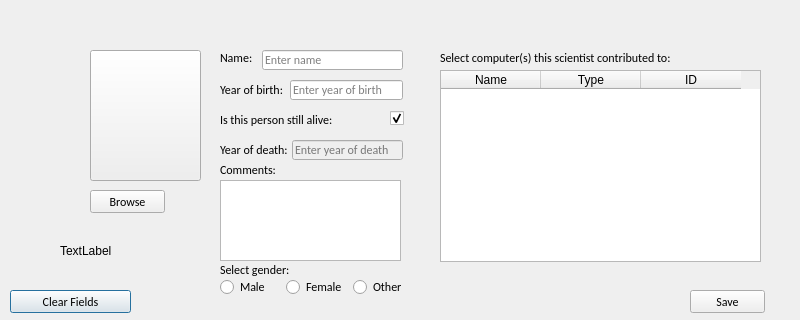
Old version of the form Hopur21Verkefni/MyComputerScienceList/ui/addcomputerscientist.ui in the repository Hopur21/Hopur21.
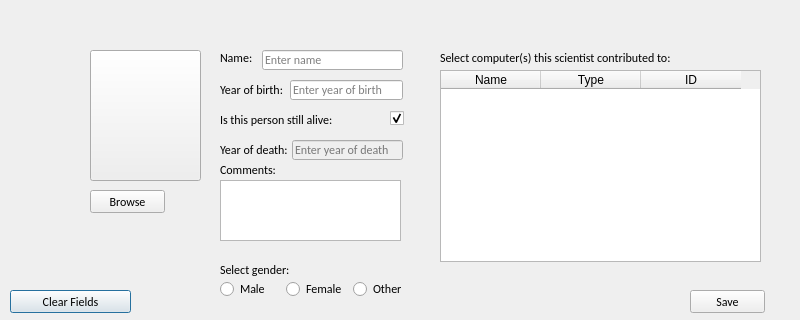
New version of the form. Icons and pictures are not drawn.

```diff
--- a/Hopur21Verkefni/MyComputerScienceList/ui/addcomputerscientist.ui
+++ b/Hopur21Verkefni/MyComputerScienceList/ui/addcomputerscientist.ui
@@ -420,26 +420,13 @@
      </property>
     </column>
    </widget>
-   <widget class="QLabel" name="TESTEST">
-    <property name="geometry">
-     <rect>
-      <x>60</x>
-      <y>220</y>
-      <width>91</width>
-      <height>61</height>
-     </rect>
-    </property>
-    <property name="text">
-     <string>TextLabel</string>
-    </property>
-   </widget>
    <widget class="QWidget" name="layoutWidget">
     <property name="geometry">
      <rect>
       <x>220</x>
       <y>279</y>
       <width>193</width>
-      <height>16</height>
+      <height>20</height>
      </rect>
     </property>
     <layout class="QHBoxLayout" name="horizontalLayout">
@@ -487,15 +474,15 @@
       <x>220</x>
       <y>180</y>
       <width>181</width>
-      <height>81</height>
+      <height>61</height>
      </rect>
     </property>
    </widget>
    <widget class="QLabel" name="Add_Scientist_error_field">
     <property name="geometry">
      <rect>
-      <x>420</x>
-      <y>270</y>
+      <x>160</x>
+      <y>300</y>
       <width>351</width>
       <height>20</height>
      </rect>
```
Left out of the diff: 25 changed lines with no effect on the pictures.
